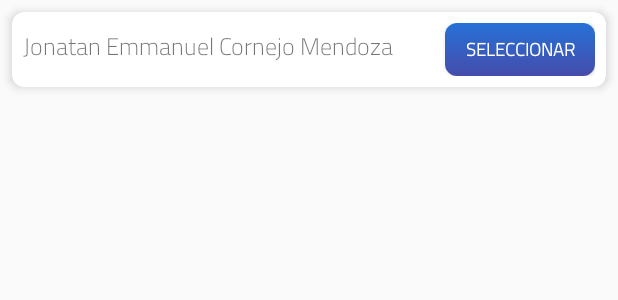
After one commit to Jonaplay09/evaluacionAEDocente, an Android app: the layout item_alumnos.xml on its own in the app's theme, with its tools: preview values and no code run, on a phone screen of 412 x 824 dp. The commit adds this screen. Shown: the top 300 px of the screen. Run offline under Robolectric (Android 15) with nearby library versions, the phone set to English and light mode, and no system bars; Roboto replaces fonts that are not available here.

Commit message:
Added Students Recycler View function.

```diff
--- a/app/src/main/AndroidManifest.xml
+++ b/app/src/main/AndroidManifest.xml
@@ -12,6 +12,9 @@
         android:supportsRtl="true"
         android:theme="@style/Theme.EvaluacionAE"
         tools:targetApi="31">
+        <activity
+            android:name=".AtributosEgreso"
+            android:exported="false" />
         <activity
             android:name=".Asignatura"
             android:exported="false" />
--- a/app/src/main/java/com/itsoeh/jmendoza/evaluacionae/Asignatura.java
+++ b/app/src/main/java/com/itsoeh/jmendoza/evaluacionae/Asignatura.java
@@ -14,6 +14,7 @@ import androidx.appcompat.app.AppCompatActivity;
 
 import com.itsoeh.jmendoza.evaluacionae.accesoADatos.AAsignatura;
 import com.itsoeh.jmendoza.evaluacionae.accesoADatos.ADocente;
+import com.itsoeh.jmendoza.evaluacionae.accesoADatos.AEstudiante;
 import com.itsoeh.jmendoza.evaluacionae.models.MAsignatura;
 import com.itsoeh.jmendoza.evaluacionae.models.MDocente;
 
@@ -69,6 +70,8 @@ public class Asignatura extends AppCompatActivity {
                 m.setClaveAsignatura(txtClaveAsignatura.getText().toString());
                 m.setClaveGrupo(txtClaveGrupo.getText().toString());
                 m.setCodigoAsignatura(generarCodigo());
+                AEstudiante e = new AEstudiante(this);
+                e.insertarEstudiantes();
                 g.guardar(m);
                 Toast.makeText(Asignatura.this, "Se realizó correctamente el registro", Toast.LENGTH_SHORT).show();
                 Intent intent = new Intent(this, MainActivity.class);
--- a/app/src/main/java/com/itsoeh/jmendoza/evaluacionae/Asignaturas.java
+++ b/app/src/main/java/com/itsoeh/jmendoza/evaluacionae/Asignaturas.java
@@ -21,6 +21,7 @@ import android.widget.TextView;
 
 import com.google.android.material.floatingactionbutton.FloatingActionButton;
 import com.itsoeh.jmendoza.evaluacionae.accesoADatos.AAsignatura;
+import com.itsoeh.jmendoza.evaluacionae.accesoADatos.AEstudiante;
 import com.itsoeh.jmendoza.evaluacionae.models.MAsignatura;
 import com.itsoeh.jmendoza.evaluacionae.radapter.AdapterAsignatura;
 import java.util.ArrayList;
--- a/app/src/main/java/com/itsoeh/jmendoza/evaluacionae/Registrar.java
+++ b/app/src/main/java/com/itsoeh/jmendoza/evaluacionae/Registrar.java
@@ -1,9 +1,13 @@
 package com.itsoeh.jmendoza.evaluacionae;
+
+import static androidx.constraintlayout.widget.ConstraintLayoutStates.TAG;
 
 import android.app.AlertDialog;
 import android.content.DialogInterface;
 import android.content.Intent;
+import android.nfc.Tag;
 import android.os.Bundle;
+import android.util.Log;
 import android.view.View;
 import android.widget.Button;
 import android.widget.EditText;
@@ -74,6 +78,7 @@ public class Registrar extends AppCompatActivity {
                 startActivity(brinco);
             }catch(Exception e){
                 Toast.makeText(Registrar.this, "Falló el registro", Toast.LENGTH_SHORT).show();
+                 Log.d(TAG,e.toString());
             }
         }
     }
--- a/app/src/main/java/com/itsoeh/jmendoza/evaluacionae/accesoADatos/AccesoADatos.java
+++ b/app/src/main/java/com/itsoeh/jmendoza/evaluacionae/accesoADatos/AccesoADatos.java
@@ -1,5 +1,6 @@
 package com.itsoeh.jmendoza.evaluacionae.accesoADatos;
 
+import android.content.ContentValues;
 import android.content.Context;
 import android.database.sqlite.SQLiteDatabase;
 import android.database.sqlite.SQLiteOpenHelper;
@@ -46,6 +47,7 @@ public class AccesoADatos extends SQLiteOpenHelper {
                 "correo TEXT,"+
                 "matricula TEXT UNIQUE)");
 
+
         sqLiteDatabase.execSQL("CREATE TABLE IF NOT EXISTS estudiante_asignatura("+
                 "idEstudiante INTEGER," +
                 "codigoAsignatura TEXT," +
@@ -68,7 +70,10 @@ public class AccesoADatos extends SQLiteOpenHelper {
                 "calificacion INTEGER,"+
                 "FOREIGN KEY (idEstudiante) REFERENCES estudiante(idEstudiante)," +
                 "FOREIGN KEY (idCriterio) REFERENCES criteriosEval(idCriterio))");
+
     }
+
+
 
     @Override
     public void onUpgrade(SQLiteDatabase sqLiteDatabase, int i, int i1) {
--- a/app/src/main/java/com/itsoeh/jmendoza/evaluacionae/radapter/AdapterAsignatura.java
+++ b/app/src/main/java/com/itsoeh/jmendoza/evaluacionae/radapter/AdapterAsignatura.java
@@ -83,7 +83,7 @@ public class AdapterAsignatura extends RecyclerView.Adapter<AdapterAsignatura.Vi
     }
 
     public class ViewHolderAsignatura extends RecyclerView.ViewHolder {
-        private TextView txtAsignatura, txtCreditos, txtDocente;
+        private TextView txtAsignatura, txtClaveGrupo, txtDocente;
         private ImageView imvGenero;
         private CardView crvCont;
         private Bitmap userm, userw;
@@ -95,7 +95,7 @@ public class AdapterAsignatura extends RecyclerView.Adapter<AdapterAsignatura.Vi
             imgVer=itemView.findViewById(R.id.itemasig_img_asig);
             emptyView = itemView.findViewById(R.id.tv_empty);
             txtAsignatura=itemView.findViewById(R.id.itemasig_txt_nombre);
-            txtCreditos=itemView.findViewById(R.id.itemasig_txt_clavegru);
+            txtClaveGrupo=itemView.findViewById(R.id.itemasig_txt_clavegru);
             itemClick= itemView.findViewById(R.id.itemasig_item_click);
             itemClick.setOnClickListener(new View.OnClickListener() {
                 @Override
@@ -148,7 +148,7 @@ public class AdapterAsignatura extends RecyclerView.Adapter<AdapterAsignatura.Vi
             this.m=m;
             if(m!=null){
                 txtAsignatura.setText(m.getAsignatura());
-                txtCreditos.setText(m.getClaveGrupo());
+                txtClaveGrupo.setText(m.getClaveGrupo());
             }
         }
     }
--- /dev/null
+++ b/app/src/main/res/drawable/degradado_blue2.xml
@@ -0,0 +1,10 @@
+<?xml version="1.0" encoding="utf-8"?>
+<shape xmlns:android="http://schemas.android.com/apk/res/android">
+    <corners android:radius="8dp" />
+    <gradient
+        android:type="linear"
+        android:angle="90"
+        android:startColor="#454CAB"
+        android:endColor="#2671D7"
+        />
+</shape>
--- a/app/src/main/res/layout/activity_estudiante_selection.xml
+++ b/app/src/main/res/layout/activity_estudiante_selection.xml
@@ -43,7 +43,7 @@ Descripción: Layout de fragment calific est
                     android:orientation="vertical">
                 <Button
                     android:onClick="ViewLogin"
-                    android:id="@+id/estselect_btn__back"
+                    android:id="@+id/studnet_select_btn__back"
                     android:layout_width="50dp"
                     android:layout_height="50dp"
                     android:layout_marginTop="15dp"
@@ -152,7 +152,7 @@ Descripción: Layout de fragment calific est
                         android:layout_weight="3"
                         android:layout_marginRight="15sp"
                         android:layout_marginLeft="15sp"
-                        android:id="@+id/asignaturas_rec_lista"
+                        android:id="@+id/student_select_rec_lista"
                         android:scrollbarStyle="insideOverlay"
                         app:layoutManager="androidx.recyclerview.widget.StaggeredGridLayoutManager"
                         />
--- /dev/null
+++ b/app/src/main/res/layout/item_alumnos.xml
@@ -0,0 +1,51 @@
+<?xml version="1.0" encoding="utf-8"?>
+<androidx.cardview.widget.CardView
+    xmlns:android="http://schemas.android.com/apk/res/android"
+    xmlns:app="http://schemas.android.com/apk/res-auto"
+    xmlns:tools="http://schemas.android.com/tools"
+    android:layout_width="match_parent"
+    android:layout_height="wrap_content"
+    android:layout_margin="8dp"
+    app:cardCornerRadius="8dp"
+    app:cardElevation="4dp">
+
+    <LinearLayout
+        android:layout_width="wrap_content"
+        android:layout_height="wrap_content"
+        android:layout_gravity="start"
+        android:layout_margin="7sp"
+        android:gravity="start">
+
+   <TextView
+       android:layout_width="wrap_content"
+       android:layout_height="wrap_content"
+       android:text="Jonatan Emmanuel Cornejo Mendoza"
+       android:fontFamily="@font/cairo_light"
+       android:id="@+id/item_alumno_nombre"
+       android:textSize="16sp"
+       >
+   </TextView>
+    </LinearLayout>
+    <LinearLayout
+        android:layout_width="wrap_content"
+        android:layout_height="wrap_content"
+        android:layout_gravity="end"
+        android:layout_margin="7sp"
+        android:gravity="end">
+    <Button
+        android:layout_width="100sp"
+        android:layout_height="35sp"
+        android:layout_marginLeft="15dp"
+        android:text="Seleccionar"
+        android:id="@+id/btn_itmEst_seleccionar"
+        android:background="@drawable/degradado_blue2"
+        android:fontFamily="@font/cairo_light"
+        android:textAlignment="center"
+        android:textColor="@color/white"
+        android:textStyle="bold"
+        android:textSize="12sp">
+    </Button>
+    </LinearLayout>
+
+
+</androidx.cardview.widget.CardView>
--- a/app/src/main/res/layout/item_asignatura.xml
+++ b/app/src/main/res/layout/item_asignatura.xml
@@ -57,6 +57,4 @@
 
     </LinearLayout>
 
-
-
 </androidx.cardview.widget.CardView>
```
Also changed, not shown: app/src/main/java/com/itsoeh/jmendoza/evaluacionae/EstudianteSelection.java (+16 -0 lines), app/src/main/java/com/itsoeh/jmendoza/evaluacionae/accesoADatos/AEstudiante.java (added, +71 -0 lines), app/src/main/java/com/itsoeh/jmendoza/evaluacionae/models/MEstudiante.java (added, +72 -0 lines), app/src/main/java/com/itsoeh/jmendoza/evaluacionae/radapter/AdapterEstudiante.java (added, +70 -0 lines).
